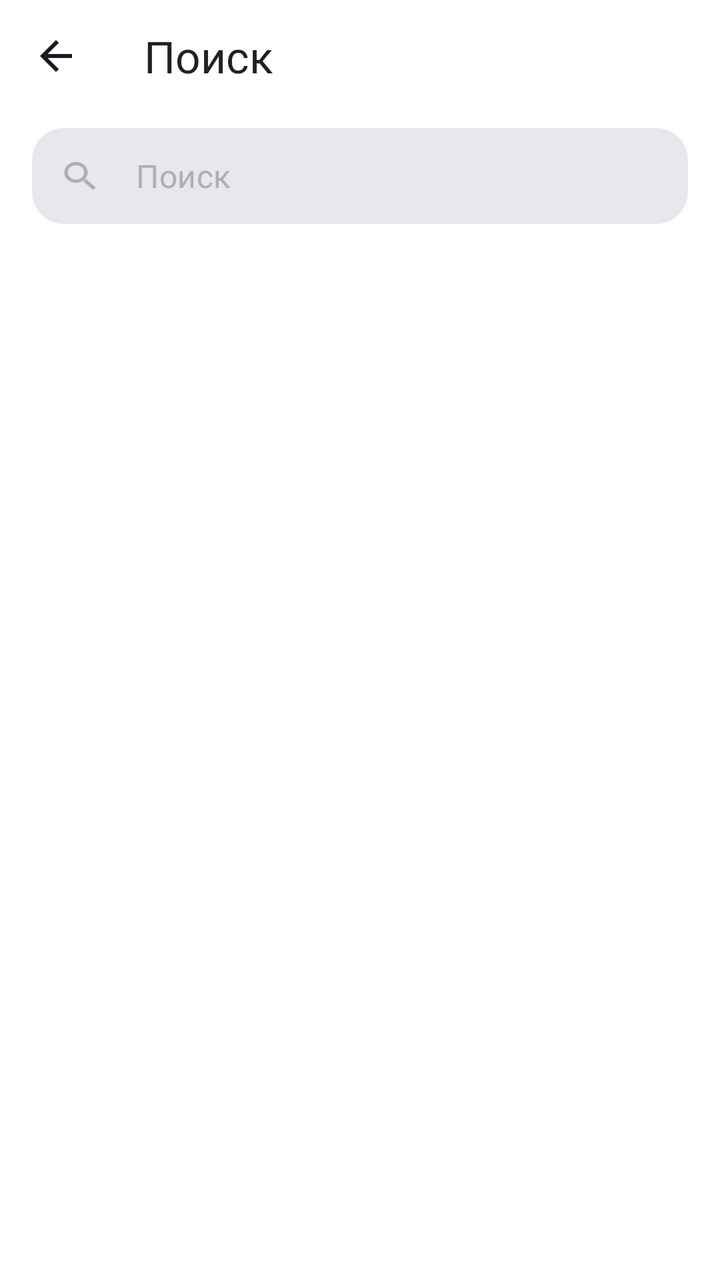
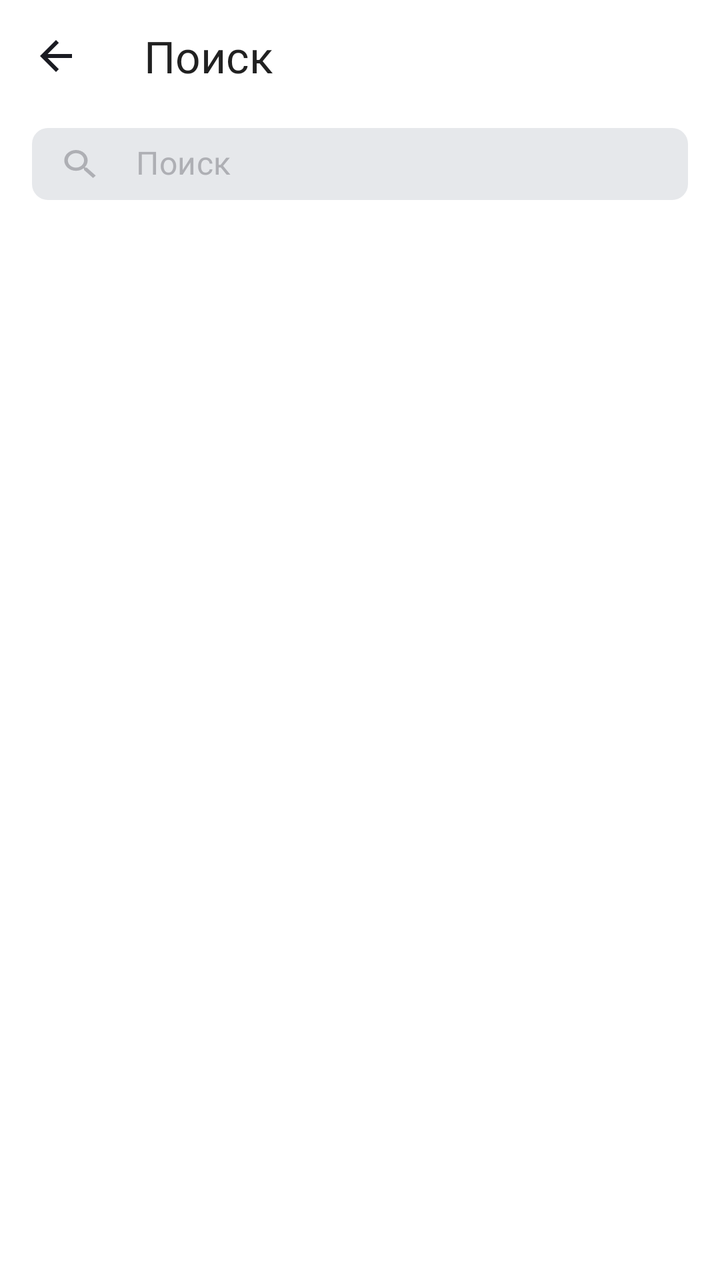

Before-and-after screenshots of an Android layout around one commit, followed by the original layout XML and the change that was made.
<!-- AndroidManifest.xml: activity theme SecondaryMain -->
<!-- res/layout/activity_search.xml -->
<?xml version="1.0" encoding="utf-8"?>
<LinearLayout xmlns:android="http://schemas.android.com/apk/res/android"
    xmlns:app="http://schemas.android.com/apk/res-auto"
    xmlns:tools="http://schemas.android.com/tools"
    android:id="@+id/main"
    android:layout_width="match_parent"
    android:layout_height="match_parent"
    tools:context=".SearchActivity"
    android:orientation="vertical"
    android:focusable="true"
    android:focusableInTouchMode="true">
    <com.google.android.material.appbar.MaterialToolbar
        android:id="@+id/headerToolbar"
        android:layout_width="match_parent"
        android:layout_height="wrap_content"
        style="@style/ToolbarStyle"
        android:layout_marginBottom="0dp"
        app:title="@string/search"
        app:navigationIcon="@drawable/ic_arrow_back"/>

    <com.google.android.material.textfield.TextInputLayout
        android:id="@+id/searchTextInput"
        android:layout_width="match_parent"
        android:layout_height="wrap_content"
        android:layout_marginVertical="8dp"
        android:layout_marginHorizontal="16dp"
        app:boxCornerRadiusBottomStart="16dp"
        app:boxCornerRadiusBottomEnd="16dp"
        app:boxCornerRadiusTopEnd="16dp"
        app:boxCornerRadiusTopStart="16dp"
        app:boxBackgroundColor="@color/background_text_editor_on_search_screen"
        app:startIconDrawable="@drawable/ic_search_mini"
        app:startIconTint="@color/textColor_on_search_screen"
        app:endIconTint="@color/yp_gray"
        app:endIconDrawable="@drawable/ic_clear"
        app:endIconMode="clear_text"
        app:hintEnabled="false"
        android:gravity="center_vertical"
        app:boxStrokeWidth="0dp"
        app:cursorColor="@color/yp_blue"
        android:paddingStart="0dp"
        >

        <com.google.android.material.textfield.TextInputEditText
            android:id="@+id/searchEditText"
            android:layout_width="match_parent"
            android:layout_height="match_parent"
            android:hint="@string/search"
            android:maxLines="1"
            android:textSize="16sp"
            android:layout_gravity="center_horizontal"
            android:gravity="center_vertical"
            android:paddingTop="0dp"
            android:paddingBottom="0dp"
            android:paddingStart="4dp"
            android:fontFamily="@font/ys_display_regular"
            android:textColor="@color/textColor_on_search_screen"
            android:textColorHint="@color/textColor_on_search_screen"/>

    </com.google.android.material.textfield.TextInputLayout>

</LinearLayout>
<!-- resources referenced by this layout -->
<resources>
  <color name="background_text_editor_on_search_screen">@color/yp_gray_light</color>
  <color name="textColor_on_search_screen">@color/yp_gray</color>
  <color name="yp_blue">#3772E7</color>
  <color name="yp_gray">#AEAFB4</color>
  <!-- drawable ic_arrow_back (drawable) -->
  <vector xmlns:android="http://schemas.android.com/apk/res/android"
      android:width="24dp"
      android:height="24dp"
      android:viewportWidth="24"
      android:viewportHeight="24">
    <group>
      <clip-path
          android:pathData="M0,0h24v24h-24z"/>
      <path
          android:pathData="M20,11H7.83L13.42,5.41L12,4L4,12L12,20L13.41,18.59L7.83,13H20V11Z"
          android:fillColor="?attr/colorOnPrimary"/>
    </group>
  </vector>
  <!-- drawable ic_clear (drawable) -->
  <vector xmlns:android="http://schemas.android.com/apk/res/android"
      android:width="16dp"
      android:height="16dp"
      android:viewportWidth="16"
      android:viewportHeight="16">
    <path
        android:pathData="M14,3.209L12.791,2L8,6.791L3.209,2L2,3.209L6.791,8L2,12.791L3.209,14L8,9.209L12.791,14L14,12.791L9.209,8L14,3.209Z"
        android:fillColor="#AEAFB4"/>
  </vector>
  <!-- drawable ic_search_mini (drawable) -->
  <vector xmlns:android="http://schemas.android.com/apk/res/android"
      android:width="18dp"
      android:height="16dp"
      android:viewportWidth="18"
      android:viewportHeight="16">
    <path
        android:pathData="M12.381,9.805H11.67L11.418,9.589C12.3,8.676 12.832,7.492 12.832,6.203C12.832,3.329 10.211,1 6.978,1C3.746,1 1.125,3.329 1.125,6.203C1.125,9.077 3.746,11.406 6.978,11.406C8.428,11.406 9.761,10.934 10.788,10.149L11.031,10.373V11.006L15.533,15L16.875,13.807L12.381,9.805ZM6.978,9.805C4.736,9.805 2.926,8.196 2.926,6.203C2.926,4.21 4.736,2.601 6.978,2.601C9.221,2.601 11.031,4.21 11.031,6.203C11.031,8.196 9.221,9.805 6.978,9.805Z"
        android:fillColor="#AEAFB4"/>
  </vector>
  <string name="search">Поиск</string>
  <style name="ToolbarStyle">
          <item name="titleTextAppearance">@style/CommonTitleTextForToolbarStyle</item>
          <item name="android:background">@android:color/transparent</item>
          <item name="elevation">0dp</item>
          <item name="android:layout_marginBottom">24dp</item>
      </style>
  <color name="yp_gray_light">#E6E8EB</color>
  <style name="CommonTitleTextForToolbarStyle">
          <item name="android:textColor">?attr/colorOnPrimary</item>
          <item name="android:textSize">22sp</item>
          <item name="android:textFontWeight">500</item>
          <item name="fontFamily">@font/ys_display_medium</item>
      </style>
  <color name="secondary_color_for_app">@color/yp_white</color>
  <color name="secondary_variant_color_for_app">@color/yp_gray_light</color>
  <color name="color_on_secondary_for_app">@color/yp_black</color>
  <color name="primary_color_for_app">@color/yp_blue</color>
  <color name="primary_variant_color_for_app">@color/yellow</color>
  <color name="color_on_primary_for_app">@color/yp_white</color>
  <color name="yp_white">#FFFFFF</color>
  <color name="yp_black">#1A1B22</color>
  <color name="yellow">#FFD700</color>
  <!-- unchanged entries left out for length: 2 -->
</resources>

<!-- the commit's change to res/layout/activity_search.xml (unified diff, before → after) -->
@@ -21,41 +21,40 @@
     <com.google.android.material.textfield.TextInputLayout
         android:id="@+id/searchTextInput"
         android:layout_width="match_parent"
-        android:layout_height="wrap_content"
+        android:layout_height="36dp"
+        android:paddingHorizontal="16dp"
         android:layout_marginVertical="8dp"
-        android:layout_marginHorizontal="16dp"
-        app:boxCornerRadiusBottomStart="16dp"
-        app:boxCornerRadiusBottomEnd="16dp"
-        app:boxCornerRadiusTopEnd="16dp"
-        app:boxCornerRadiusTopStart="16dp"
+        app:boxCornerRadiusBottomStart="8dp"
+        app:boxCornerRadiusBottomEnd="8dp"
+        app:boxCornerRadiusTopEnd="8dp"
+        app:boxCornerRadiusTopStart="8dp"
         app:boxBackgroundColor="@color/background_text_editor_on_search_screen"
         app:startIconDrawable="@drawable/ic_search_mini"
-        app:startIconTint="@color/textColor_on_search_screen"
-        app:endIconTint="@color/yp_gray"
+        app:startIconTint="@color/startIconTintColor_on_search_screen"
+        app:endIconTint="@color/endIconTintColor_on_search_screen"
         app:endIconDrawable="@drawable/ic_clear"
         app:endIconMode="clear_text"
         app:hintEnabled="false"
-        android:gravity="center_vertical"
         app:boxStrokeWidth="0dp"
+        app:boxStrokeWidthFocused="0dp"
         app:cursorColor="@color/yp_blue"
-        android:paddingStart="0dp"
         >
 
         <com.google.android.material.textfield.TextInputEditText
             android:id="@+id/searchEditText"
             android:layout_width="match_parent"
             android:layout_height="match_parent"
+            android:gravity="center_vertical"
+            android:includeFontPadding="false"
+            android:paddingBottom="0dp"
+            android:paddingTop="0dp"
             android:hint="@string/search"
             android:maxLines="1"
             android:textSize="16sp"
-            android:layout_gravity="center_horizontal"
-            android:gravity="center_vertical"
-            android:paddingTop="0dp"
-            android:paddingBottom="0dp"
-            android:paddingStart="4dp"
+            android:background="@null"
             android:fontFamily="@font/ys_display_regular"
             android:textColor="@color/textColor_on_search_screen"
-            android:textColorHint="@color/textColor_on_search_screen"/>
+            android:textColorHint="@color/hintTextColor_on_search_screen" />
 
     </com.google.android.material.textfield.TextInputLayout>
 
<!-- resource entries referenced after the edit -->
@@ -1,7 +1,10 @@
 <!-- resources referenced by this layout -->
 <resources>
   <color name="background_text_editor_on_search_screen">@color/yp_gray_light</color>
-  <color name="textColor_on_search_screen">@color/yp_gray</color>
+  <color name="endIconTintColor_on_search_screen">@color/hintTextColor_on_search_screen</color>
+  <color name="hintTextColor_on_search_screen">@color/yp_gray</color>
+  <color name="startIconTintColor_on_search_screen">@color/hintTextColor_on_search_screen</color>
+  <color name="textColor_on_search_screen">@color/yp_black</color>
   <color name="yp_blue">#3772E7</color>
   <color name="yp_gray">#AEAFB4</color>
   <!-- drawable ic_arrow_back (drawable) -->
